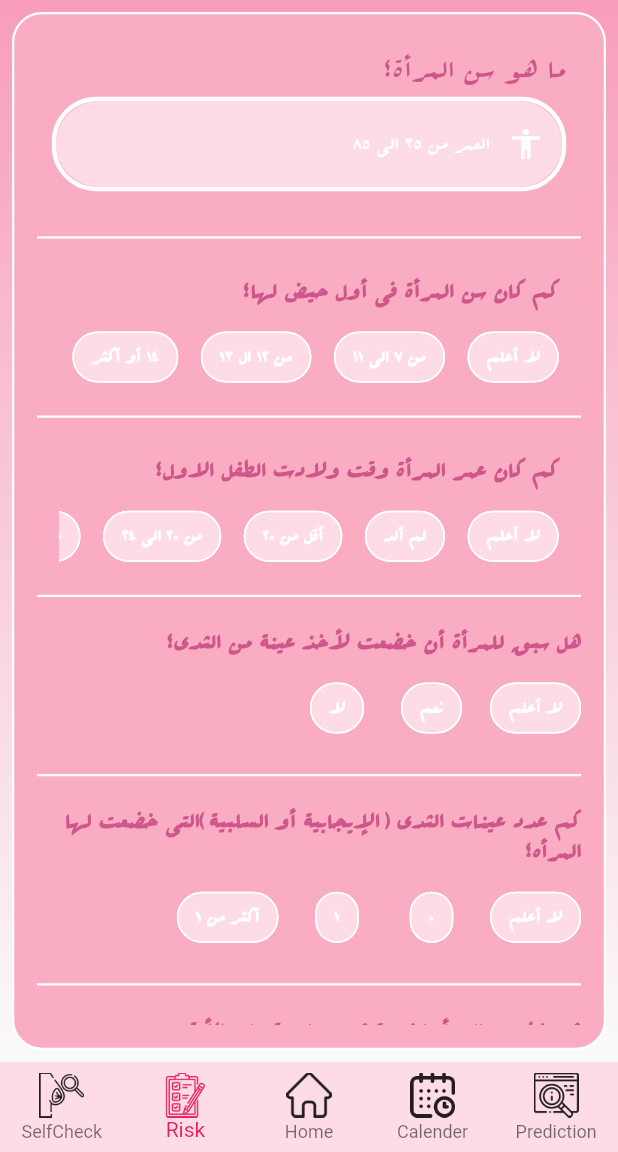
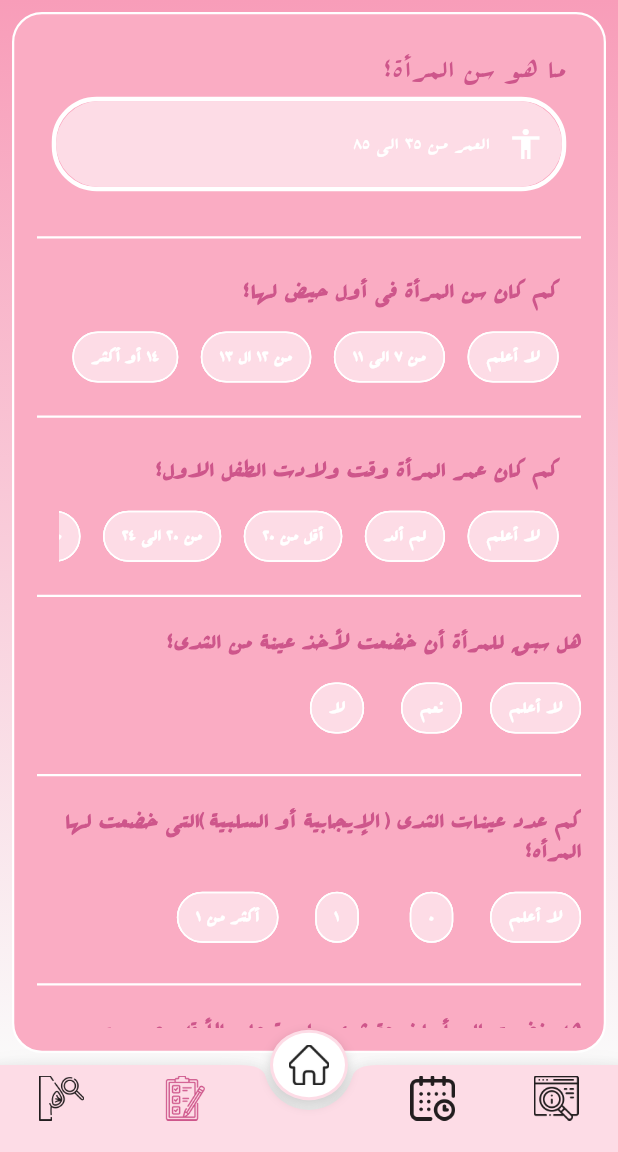
Before and after one commit to elsoudy222/Hawwah, a Flutter app: the HomeLayout screen opened directly, item 4 of the bottom bar chosen, on a phone screen of 412 x 824 dp, the part 84-1236 px from its top. Run offline on Flutter 3.47's test engine with Material 2 defaults, Android fonts, the phone set to English and light mode, and no system bars; our stand-ins replace bloc, dio, dropdown_button2, flutter_bloc, fluttertoast, hexcolor and 3 more; missing offline and left inert: splash_screen_view; accounts and stored records are empty.

Commit message:
bottom app bar

```diff
--- a/lib/layout/cubit/home_cubit.dart
+++ b/lib/layout/cubit/home_cubit.dart
@@ -5,6 +5,15 @@ import 'package:hawwah/modules/calender/calender_screen.dart';
 import 'package:hawwah/modules/home/home_screen.dart';
 import 'package:hawwah/modules/prediction/prediction_screen.dart';
 import 'package:hawwah/modules/riskCalculator/risk_calculator_screen.dart';
+import 'package:hawwah/shared/components/colors.dart';
+import 'package:hawwah/shared/components/colors.dart';
+import 'package:hawwah/shared/components/colors.dart';
+import 'package:hawwah/shared/components/colors.dart';
+import 'package:hawwah/shared/components/colors.dart';
+import 'package:hawwah/shared/components/colors.dart';
+import 'package:hawwah/shared/components/colors.dart';
+import 'package:hawwah/shared/components/colors.dart';
+import 'package:hawwah/shared/components/colors.dart';
 import 'package:hawwah/shared/network/remote/dio_helper.dart';
 
 import '../../modules/selfCheck/self_check_screen.dart';
@@ -18,101 +27,92 @@ class HomeCubit extends Cubit<HomeStates> {
 
   int currentIndex = 2;
   List<Widget> activeIcons = [
-    const Image(
+     Image(
       image: AssetImage("assets/icons/searching.png"),
       height: 30.0,
-      color: Colors.pink,
+      color: thirdColor,
     ),
-    const Image(
+     Image(
       image: AssetImage("assets/icons/calendar.png"),
       height: 30.0,
-      color: Colors.pink,
+      color: thirdColor,
     ),
-    const Image(
+     Image(
       image: AssetImage("assets/icons/home.png"),
       height: 30.0,
-      color: Colors.pink,
+      color: thirdColor,
     ),
-    const Image(
+     Image(
       image: AssetImage("assets/icons/checklist.png"),
       height: 30.0,
-      color: Colors.pink,
+      color: thirdColor,
     ),
-    const Image(
+     Image(
       image: AssetImage("assets/icons/breast.png"),
       height: 30.0,
-      color: Colors.pink,
+      color: thirdColor,
     ),
   ];
 
-
-
-  List<BottomNavigationBarItem> bottomNavItems = const [
+  List<BottomNavigationBarItem> bottomNavItems =  [
     BottomNavigationBarItem(
       activeIcon: Image(
         image: AssetImage("assets/icons/searching.png"),
         height: 30.0,
-        color: Colors.pink,
+        color: thirdColor,
       ),
-
       icon: Image(
         image: AssetImage("assets/icons/searching.png"),
         height: 30.0,
         color: Colors.black87,
       ),
-      label: "Prediction",
+      label: "",
     ),
     BottomNavigationBarItem(
       activeIcon: Image(
         image: AssetImage("assets/icons/calendar.png"),
         height: 30.0,
-        color: Colors.pink,
+        color: thirdColor,
       ),
       icon: Image(
         image: AssetImage("assets/icons/calendar.png"),
         height: 30.0,
         color: Colors.black87,
       ),
-      label: "Calender",
+      label: "",
     ),
     BottomNavigationBarItem(
-      activeIcon: Image(
-        image: AssetImage("assets/icons/home.png"),
-        height: 30.0,
-        color: Colors.pink,
+      icon: Icon(
+        Icons.circle,
+        color: Colors.transparent,
       ),
-      icon: Image(
-        image: AssetImage("assets/icons/home.png"),
-        height: 30.0,
-        color: Colors.black87,
-      ),
-      label: "Home",
+      label: "",
     ),
     BottomNavigationBarItem(
       activeIcon: Image(
         image: AssetImage("assets/icons/checklist.png"),
         height: 30.0,
-        color: Colors.pink,
+        color: thirdColor,
       ),
       icon: Image(
         image: AssetImage("assets/icons/checklist.png"),
         height: 30.0,
         color: Colors.black87,
       ),
-      label: "Risk",
+      label: "",
     ),
     BottomNavigationBarItem(
       activeIcon: Image(
         image: AssetImage("assets/icons/breast.png"),
         height: 30.0,
-        color: Colors.pink,
+        color: thirdColor,
       ),
       icon: Image(
         image: AssetImage("assets/icons/breast.png"),
         height: 30.0,
         color: Colors.black87,
       ),
-      label: "SelfCheck",
+      label: "",
     ),
   ];
 
@@ -169,7 +169,8 @@ class HomeCubit extends Cubit<HomeStates> {
     });
   }
 
-  RiskModel ?riskModel;
+  RiskModel? riskModel;
+
   void sendRiskData({
     required int age,
     required int menarch_age,
@@ -184,17 +185,17 @@ class HomeCubit extends Cubit<HomeStates> {
     DioHelper.postData(
       url: '/api/v1.0/gail',
       data: {
-        "age":age,
-        "menarch_age":menarch_age,
-        "live_birth_age":live_birth_age,
-        "ever_had_biopsy":ever_had_biopsy,
-        "num_biopsy":num_biopsy,
-        "first_deg_relatives":first_deg_relatives,
-        "ihyp":ihyp,
-        "race":race
+        "age": age,
+        "menarch_age": menarch_age,
+        "live_birth_age": live_birth_age,
+        "ever_had_biopsy": ever_had_biopsy,
+        "num_biopsy": num_biopsy,
+        "first_deg_relatives": first_deg_relatives,
+        "ihyp": ihyp,
+        "race": race
       },
     ).then((value) {
-      riskModel=RiskModel.fromJson(value.data);
+      riskModel = RiskModel.fromJson(value.data);
       print(value);
       emit(SuccessRiskDataState(riskModel!));
     }).catchError((error) {
@@ -202,5 +203,4 @@ class HomeCubit extends Cubit<HomeStates> {
       emit(ErrorRiskDataState());
     });
   }
-
 }
--- a/lib/layout/home_layout.dart
+++ b/lib/layout/home_layout.dart
@@ -1,16 +1,20 @@
+import 'dart:ui';
+
 import 'package:flutter/material.dart';
 import 'package:flutter_bloc/flutter_bloc.dart';
+import 'package:hawwah/modules/home/home_screen.dart';
 import 'package:hawwah/modules/search/search_screen.dart';
 import 'package:hawwah/shared/components/colors.dart';
 import 'package:hawwah/shared/components/components.dart';
-import 'package:stylish_bottom_bar/stylish_bottom_bar.dart';
+
 import '../modules/profile/profile_screen.dart';
 import '../modules/report/report_screen.dart';
 import 'cubit/home_cubit.dart';
+
 class HomeLayout extends StatelessWidget {
   HomeLayout({Key? key}) : super(key: key);
+
   // GlobalKey<CurvedNavigationBarState> _bottomNavigationKey = GlobalKey();
-
 
   @override
   Widget build(BuildContext context) {
@@ -25,18 +29,20 @@ class HomeLayout extends StatelessWidget {
           return Scaffold(
             appBar: AppBar(
               title: const Text('حَوَّاء '),
-              backgroundColor: secondaryColor ,
+              backgroundColor: secondaryColor,
               elevation: 0,
               leading: Builder(
-                  builder:(context)=> IconButton(
-                      onPressed: (){
+                builder: (context) => IconButton(
+                  onPressed: () {
                     Scaffold.of(context).openDrawer();
                   },
                   icon: Image(
-                        image: AssetImage("assets/images/drawer.png",),
-
+                    image: AssetImage(
+                      "assets/images/drawer.png",
                     ),
-                  ), ),
+                  ),
+                ),
+              ),
             ),
             body: cubit.screens[cubit.currentIndex],
             // bottomNavigationBar: StylishBottomBar(
@@ -50,16 +56,56 @@ class HomeLayout extends StatelessWidget {
             //   barAnimation: BarAnimation.blink,
             //
             // ),
-
-
-            bottomNavigationBar: BottomNavigationBar(
+            floatingActionButtonLocation: FloatingActionButtonLocation.centerDocked,
+            floatingActionButton: Visibility(
+              visible: MediaQuery.of(context).viewInsets.bottom == 0.0, // if the kyeboard is open then hide, else show
+              child: GestureDetector(
+                onTap: () {
+                 cubit.changeBottomNavBar(2);
+                },
+                child: Container(
+                  width: 52.0,
+                  height: 47.0,
+                  child: Padding(
+                    padding: const EdgeInsets.all(8.0),
+                    child: Image.asset('assets/icons/home.png',
+                     color: cubit.currentIndex ==2 ?thirdColor :Colors.black87,
+                    ),
+                  ),
+                  decoration: BoxDecoration(
+                    borderRadius: BorderRadius.all(Radius.elliptical(26.0, 23.5)),
+                    color: Colors.white,
+                    border: Border.all(
+                      width: 2.0,
+                      color: const Color(0xFFFDDCE6),
+                    ),
+                    boxShadow: [
+                      BoxShadow(
+                        color: Colors.black.withOpacity(0.16),
+                        offset: Offset(0, 3.0),
+                        blurRadius: 6.0,
+                      ),
+                    ],
+                  ),
+                ),
+              ),
+            ),
+            bottomNavigationBar: BottomAppBar(
+              // color: Colors.green,
+              clipBehavior: Clip.antiAliasWithSaveLayer,
+              shape: CircularNotchedRectangle(),
+              // notchMargin: 10,
+              // elevation: 10,
+              child: BottomNavigationBar(
                 elevation: 0,
+                // type: BottomNavigationBarType.fixed,
                 backgroundColor: secondaryColor,
                 items: cubit.bottomNavItems,
                 currentIndex: cubit.currentIndex,
                 onTap: (index) {
                   cubit.changeBottomNavBar(index);
                 },
+              ),
             ),
             drawer: Container(
               color: Colors.black,
@@ -103,103 +149,113 @@ class drawerHeader extends StatelessWidget {
   @override
   Widget build(BuildContext context) {
     return Container(
-
       width: double.infinity,
       height: 250,
       padding: const EdgeInsets.only(top: 30.0),
       child: Column(
-        mainAxisAlignment: MainAxisAlignment.center ,
+        mainAxisAlignment: MainAxisAlignment.center,
         children: [
           GestureDetector(
-            onTap: (){
+            onTap: () {
               navigateTo(context, ProfileScreen());
             },
             child: Container(
               margin: const EdgeInsets.only(bottom: 10),
               height: 100.0,
-              decoration:  BoxDecoration(
+              decoration: BoxDecoration(
                   color: Colors.white,
                   border: Border.all(color: thirdColor),
                   shape: BoxShape.circle,
                   image: DecorationImage(
-
                     image: AssetImage("assets/icons/profile_pic.png"),
-                )
-              ),
+                  )),
             ),
           ),
           Text(
             "LADY NAME",
-            style:  TextStyle(
-              fontWeight: FontWeight.bold,
-              color: thirdColor,
-              fontSize: 25.0
-
-            ),
+            style: TextStyle(
+                fontWeight: FontWeight.bold, color: thirdColor, fontSize: 25.0),
           ),
           const Text(
             "info@gmail.com",
-            style: TextStyle(
-              color: Colors.white,
-              fontSize: 17
-
-            ),
+            style: TextStyle(color: Colors.white, fontSize: 17),
           ),
         ],
       ),
-
     );
   }
 }
-Widget drawerBody(context){
+
+Widget drawerBody(context) {
   return Container(
     height: MediaQuery.of(context).size.height - 200,
     child: Column(
       mainAxisAlignment: MainAxisAlignment.start,
       children: [
-        menuItem(icon: "assets/icons/report.png", text: 'التــقرير', onTap: () { navigateTo(context, ReportScreen()); }),
+        menuItem(
+            icon: "assets/icons/report.png",
+            text: 'التــقرير',
+            onTap: () {
+              navigateTo(context, ReportScreen());
+            }),
         const Divider(
           thickness: 0.4,
           height: 1.5,
         ),
-        menuItem(icon: "assets/icons/search.png", text: 'البحـث', onTap: () { navigateTo(context, SearchScreen()); }),
+        menuItem(
+            icon: "assets/icons/search.png",
+            text: 'البحـث',
+            onTap: () {
+              navigateTo(context, SearchScreen());
+            }),
         const Divider(
           thickness: 0.4,
           height: 1.5,
         ),
-        menuItem(icon: "assets/images/help.png", text: 'المسـاعده', onTap: () {  }),
+        menuItem(
+            icon: "assets/images/help.png", text: 'المسـاعده', onTap: () {}),
         const Divider(
           thickness: 0.4,
           height: 1.5,
         ),
-        menuItem(icon: "assets/icons/sign-out.png", text: 'تـسجيل الخروج', onTap: () {  }),
+        menuItem(
+            icon: "assets/icons/sign-out.png",
+            text: 'تـسجيل الخروج',
+            onTap: () {}),
       ],
     ),
   );
 }
+
 Widget menuItem({
   required String icon,
   required String text,
   required VoidCallback onTap,
-}){
+}) {
   return Material(
     color: secondaryColor,
     child: InkWell(
-      onTap: (){
+      onTap: () {
         onTap();
       },
       child: Padding(
         padding: const EdgeInsets.all(15.0),
         child: Row(
-          children:  [
-            Expanded(flex:1,child: Image.asset(icon,height: 40.0,)),
-            SizedBox(width: 10.0,),
-            Expanded(flex:3,child: Text(
+          children: [
+            Expanded(
+                flex: 1,
+                child: Image.asset(
+                  icon,
+                  height: 40.0,
+                )),
+            SizedBox(
+              width: 10.0,
+            ),
+            Expanded(
+                flex: 3,
+                child: Text(
                   text,
-              style:  TextStyle(
-                  color: thirdColor,
-                  fontSize: 25.0
-              ),
+                  style: TextStyle(color: thirdColor, fontSize: 25.0),
                 )),
           ],
         ),
--- a/lib/main.dart
+++ b/lib/main.dart
@@ -67,7 +67,7 @@ class MyApp extends StatelessWidget {
             supportedLocales: const [
               Locale('ar', 'AE'),
             ],
-            home: HomeLayout(),
+            home: startWidget,
           );
         },
       ),
```
Also changed, not shown: pubspec.lock. Lines whose indentation alone changed are shown as unchanged.
